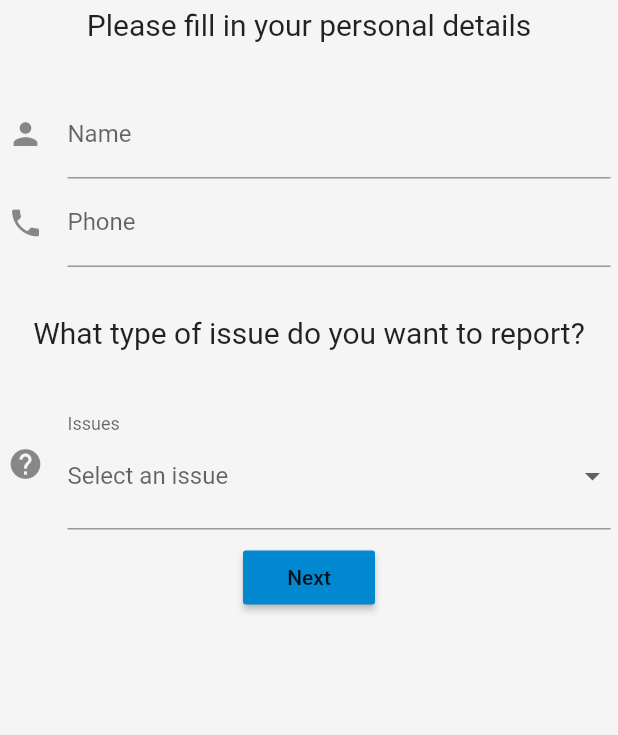
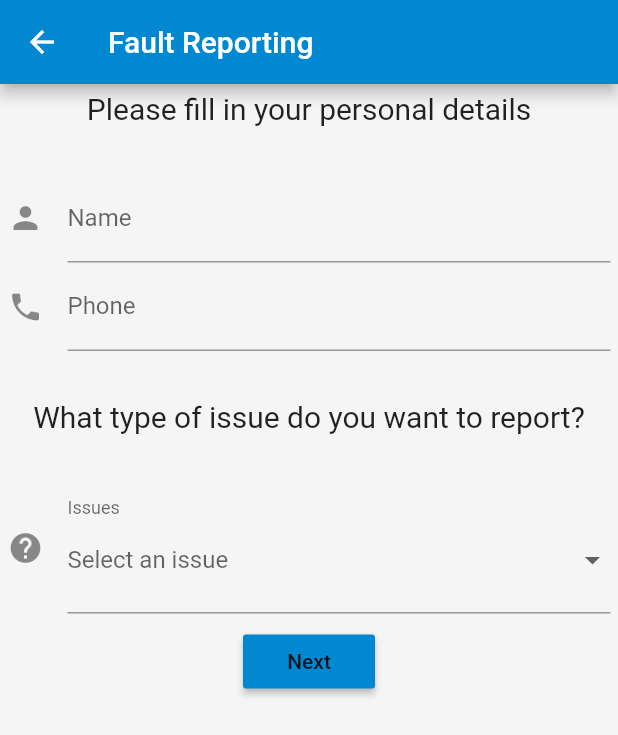
Before and after one commit to laksh22/NTYou, a Flutter app: the PageOne screen opened directly, on a phone screen of 412 x 824 dp. Shown: the top 735 px of the screen. Run offline on Flutter 3.47's test engine with Material 2 defaults, Android fonts, the phone set to English and light mode, and no system bars; our stand-ins replace carousel_slider, cloud_firestore, firebase_auth, flutter_redux, page_view_indicators, redux; missing offline and left inert: flutter_list_drag_and_drop, flutter_multiple_image_picker, flutter_webview_plugin, mailer, snaplist; accounts and stored records are empty.

Commit message:
Updated this file

```diff
--- a/lib/Fault Reporting/pageone.dart
+++ b/lib/Fault Reporting/pageone.dart
@@ -27,7 +27,7 @@ class PageOneState extends State<PageOne> {
   Widget build(BuildContext context) {
 
     return Scaffold(
-      // appBar: new AppBar(title: new Text("Fault Reporting"),),
+      appBar: new AppBar(title: new Text("Fault Reporting"),),
       body: SingleChildScrollView(
         child: Center(
           child: Form(
```
